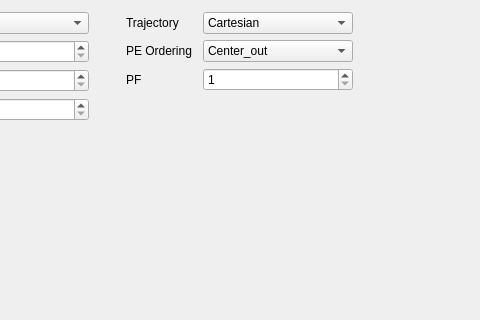
The window that sequences/se_2D/interface.ui (mri4all/console) describes before a commit, drawn with Qt 5; both pictures show x 495 to 975 and y 0 to 320 of the 1154 by 440 pixel window.
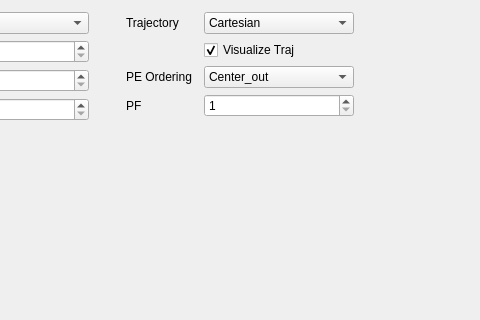
The same window after the commit.

Commit message: Add ui for view trajectory

```diff
--- a/sequences/se_2D/interface.ui
+++ b/sequences/se_2D/interface.ui
@@ -18,7 +18,7 @@
     <rect>
      <x>16</x>
      <y>12</y>
-     <width>832</width>
+     <width>833</width>
      <height>483</height>
     </rect>
    </property>
@@ -267,36 +267,52 @@
     </item>
     <item>
      <layout class="QGridLayout" name="gridLayout_3">
-      <item row="0" column="0">
-       <widget class="QLabel" name="label_11">
-        <property name="text">
-         <string>Trajectory</string>
-        </property>
-       </widget>
-      </item>
-      <item row="0" column="1">
-       <widget class="QComboBox" name="Trajectory_ComboBox">
+      <item row="3" column="1">
+       <widget class="QSpinBox" name="PF_SpinBox">
         <property name="minimumSize">
          <size>
           <width>120</width>
           <height>0</height>
          </size>
         </property>
-        <item>
-         <property name="text">
-          <string>Cartesian</string>
-         </property>
-        </item>
+        <property name="minimum">
+         <number>1</number>
+        </property>
        </widget>
       </item>
-      <item row="1" column="0">
-       <widget class="QLabel" name="label_12">
-        <property name="text">
-         <string>PE Ordering</string>
+      <item row="4" column="1">
+       <spacer name="verticalSpacer_3">
+        <property name="orientation">
+         <enum>Qt::Vertical</enum>
         </property>
-       </widget>
+        <property name="sizeHint" stdset="0">
+         <size>
+          <width>20</width>
+          <height>352</height>
+         </size>
+        </property>
+       </spacer>
       </item>
       <item row="1" column="1">
+       <widget class="QCheckBox" name="visualize_traj_CheckBox">
+        <property name="enabled">
+         <bool>true</bool>
+        </property>
+        <property name="whatsThis">
+         <string>pop up trajectory graph</string>
+        </property>
+        <property name="text">
+         <string>Visualize Traj</string>
+        </property>
+        <property name="checked">
+         <bool>true</bool>
+        </property>
+        <property name="tristate">
+         <bool>false</bool>
+        </property>
+       </widget>
+      </item>
+      <item row="2" column="1">
        <widget class="QComboBox" name="PE_Ordering_ComboBox">
         <property name="minimumSize">
          <size>
@@ -316,39 +332,42 @@
         </item>
        </widget>
       </item>
-      <item row="2" column="0">
+      <item row="3" column="0">
        <widget class="QLabel" name="label_13">
         <property name="text">
          <string>PF</string>
         </property>
        </widget>
       </item>
-      <item row="2" column="1">
-       <widget class="QSpinBox" name="PF_SpinBox">
+      <item row="0" column="0">
+       <widget class="QLabel" name="label_11">
+        <property name="text">
+         <string>Trajectory</string>
+        </property>
+       </widget>
+      </item>
+      <item row="2" column="0">
+       <widget class="QLabel" name="label_12">
+        <property name="text">
+         <string>PE Ordering</string>
+        </property>
+       </widget>
+      </item>
+      <item row="0" column="1">
+       <widget class="QComboBox" name="Trajectory_ComboBox">
         <property name="minimumSize">
          <size>
           <width>120</width>
           <height>0</height>
          </size>
         </property>
-        <property name="minimum">
-         <number>1</number>
-        </property>
+        <item>
+         <property name="text">
+          <string>Cartesian</string>
+         </property>
+        </item>
        </widget>
       </item>
-      <item row="3" column="1">
-       <spacer name="verticalSpacer_3">
-        <property name="orientation">
-         <enum>Qt::Vertical</enum>
-        </property>
-        <property name="sizeHint" stdset="0">
-         <size>
-          <width>20</width>
-          <height>352</height>
-         </size>
-        </property>
-       </spacer>
-      </item>
      </layout>
     </item>
    </layout>
```
Left out of the diff: 3 changed lines with no effect on the pictures. The commit also changes 2 other files.
